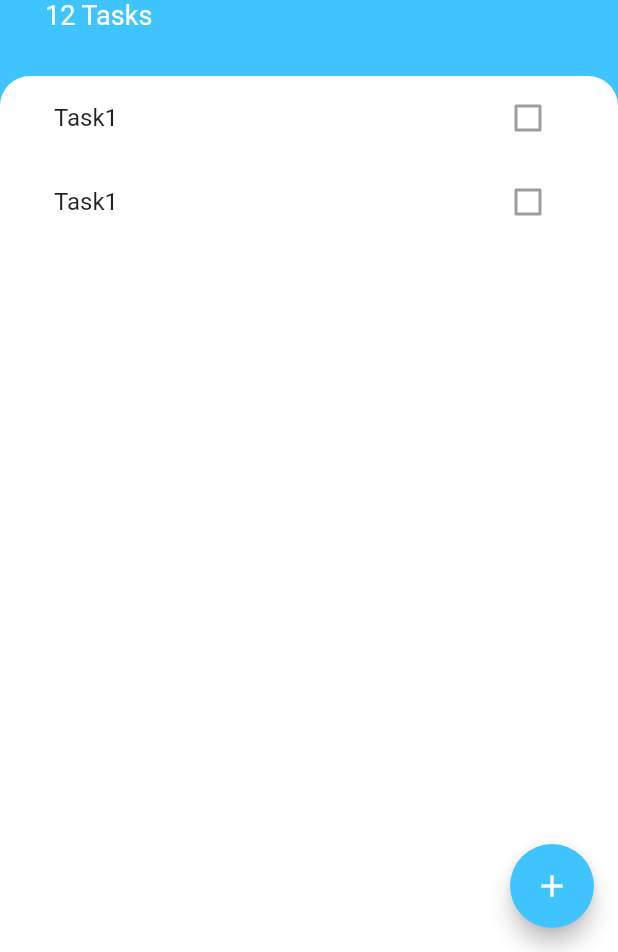
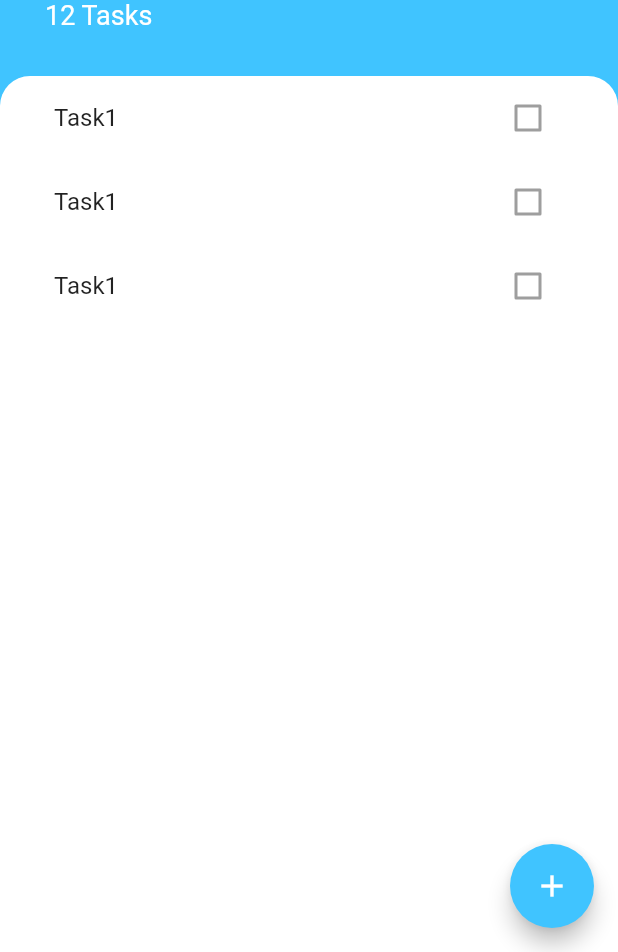
Before and after one commit to manvendrasingh09/Codes, a Flutter app: the screen it shows after launch, on a phone screen of 412 x 824 dp, the part 284-1236 px from its top. Run offline on Flutter 3.47's test engine with Material 2 defaults, Android fonts, the light colour scheme and no system bars; our stand-ins replace animated_text_kit, audioplayers, cloud_firestore, firebase_auth, firebase_core, flutter_spinkit and 4 more; accounts and stored records are empty.

Commit message:
using Android Studio

```diff
--- a/AppDev/todoey/lib/screens/task_screen.dart
+++ b/AppDev/todoey/lib/screens/task_screen.dart
@@ -1,4 +1,6 @@
 import 'package:flutter/material.dart';
+import 'package:todoey/widgets/tasks_list.dart';
+import 'package:todoey/screens/add_task_screen.dart';
 
 class TasksScreen extends StatelessWidget {
   const TasksScreen({super.key});
@@ -7,10 +9,13 @@
   Widget build(BuildContext context) {
     return Scaffold(
       backgroundColor: Colors.lightBlueAccent,
-      floatingActionButton: const FloatingActionButton(
+      floatingActionButton: FloatingActionButton(
         backgroundColor: Colors.lightBlueAccent,
-        onPressed: null,
-        child: Icon(Icons.add),
+        onPressed: () {
+          showModalBottomSheet(
+              context: context, builder: (context) => const AddTaskScreen());
+        },
+        child: const Icon(Icons.add),
       ),
       body: Column(
         crossAxisAlignment: CrossAxisAlignment.start,
@@ -68,31 +73,3 @@
     );
   }
 }
-
-class TasksList extends StatelessWidget {
-  const TasksList({
-    super.key,
-  });
-
-  @override
-  Widget build(BuildContext context) {
-    return ListView(
-      children: const [
-        ListTile(
-          title: Text('Task1 '),
-          trailing: Checkbox(
-            value: false,
-            onChanged: null,
-          ),
-        ),
-        ListTile(
-          title: Text('Task1 '),
-          trailing: Checkbox(
-            value: false,
-            onChanged: null,
-          ),
-        ),
-      ],
-    );
-  }
-}
--- /dev/null
+++ b/AppDev/todoey/lib/widgets/tasks_list.dart
@@ -0,0 +1,17 @@
+import 'package:flutter/material.dart';
+import 'package:todoey/widgets/tasks_tile.dart';
+
+class TasksList extends StatelessWidget {
+  const TasksList({super.key});
+
+  @override
+  Widget build(BuildContext context) {
+    return ListView(
+      children: const [
+        TasksTile(),
+        TasksTile(),
+        TasksTile(),
+      ],
+    );
+  }
+}
--- /dev/null
+++ b/AppDev/todoey/lib/widgets/tasks_tile.dart
@@ -0,0 +1,16 @@
+import 'package:flutter/material.dart';
+
+class TasksTile extends StatelessWidget {
+  const TasksTile({super.key});
+
+  @override
+  Widget build(BuildContext context) {
+    return const ListTile(
+      title: Text('Task1 '),
+      trailing: Checkbox(
+        value: false,
+        onChanged: null,
+      ),
+    );
+  }
+}
```
Also changed, not shown: AppDev/todoey/lib/screens/add_task_screen.dart (added, +50 -0 lines).
